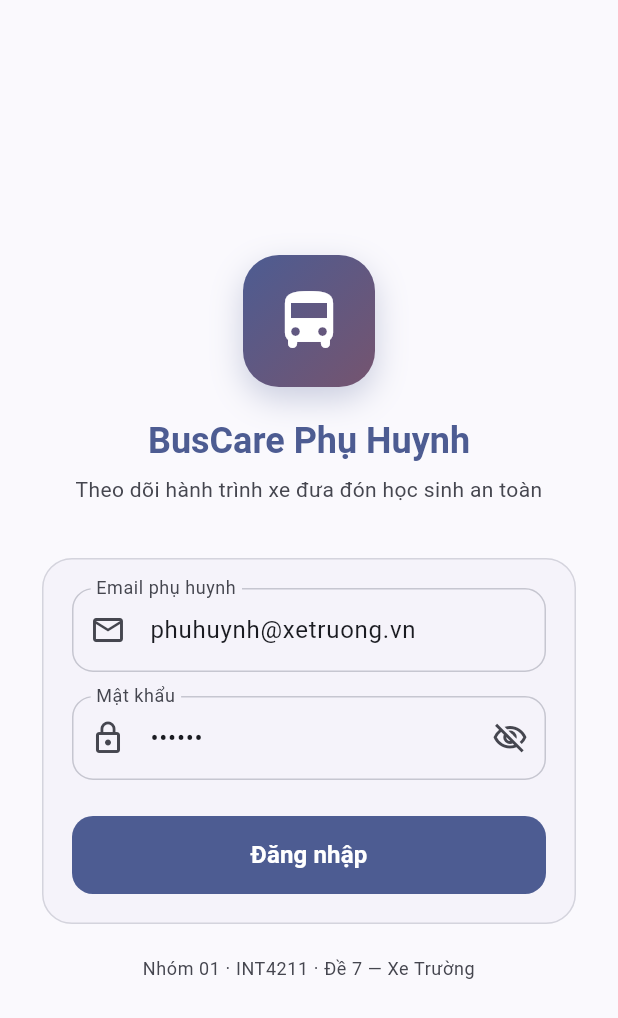
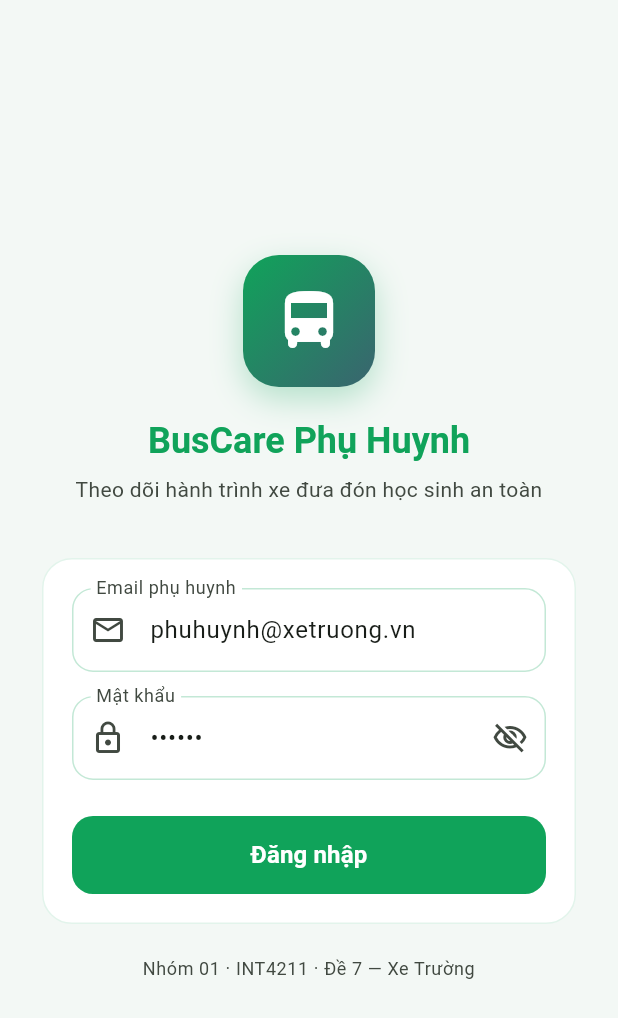
Before and after one commit to Funame2022/Nh-m-4-Dai-Bat-On, a Flutter app: the screen it shows after launch, on a phone screen of 412 x 824 dp. Shown: the top 1018 px of the screen. Run offline on Flutter 3.47's test engine with Material 3 defaults, Android fonts, the phone set to English and light mode, and no system bars; our stand-ins replace fl_chart, flutter_map, flutter_secure_storage, latlong2, shared_preferences.

Commit message:
feat(client): thiet ke theme Xanh ngoc BusCare va chuyen canh muot

```diff
--- a/client-flutter/lib/main.dart
+++ b/client-flutter/lib/main.dart
@@ -1,7 +1,8 @@
 import 'package:flutter/material.dart';
-import 'services/api_service.dart';
 import 'screens/home_screen.dart';
 import 'screens/login_screen.dart';
+import 'services/api_service.dart';
+import 'theme/app_theme.dart';
 
 void main() {
   runApp(const BusCareParentApp());
@@ -53,93 +54,52 @@ class _BusCareParentAppState extends State<BusCareParentApp> {
     await ApiService.saveThemeMode(next == ThemeMode.dark ? 'dark' : 'light');
   }
 
-  ThemeData _buildTheme(Brightness brightness) {
-    final isLight = brightness == Brightness.light;
-    final scheme = ColorScheme.fromSeed(
-      seedColor: const Color(0xFF6976A8),
-      brightness: brightness,
-    ).copyWith(
-      surface: isLight ? const Color(0xFFFAF9FD) : const Color(0xFF171923),
-      surfaceContainerLowest:
-          isLight ? const Color(0xFFFFFEFF) : const Color(0xFF11131B),
-      surfaceContainerLow:
-          isLight ? const Color(0xFFF5F3FA) : const Color(0xFF20222D),
-    );
-
-    return ThemeData(
-      useMaterial3: true,
-      colorScheme: scheme,
-      scaffoldBackgroundColor: scheme.surface,
-      appBarTheme: AppBarTheme(
-        backgroundColor: scheme.surface,
-        foregroundColor: scheme.onSurface,
-        surfaceTintColor: Colors.transparent,
-        elevation: 0,
-        scrolledUnderElevation: 1,
-        centerTitle: false,
-      ),
-      cardTheme: CardThemeData(
-        color: scheme.surfaceContainerLow,
-        elevation: 0,
-        shape: RoundedRectangleBorder(
-          borderRadius: BorderRadius.circular(20),
-          side: BorderSide(
-            color: scheme.outlineVariant.withValues(alpha: 0.7),
-          ),
-        ),
-      ),
-      inputDecorationTheme: InputDecorationTheme(
-        filled: true,
-        fillColor: scheme.surfaceContainerLow,
-        border: OutlineInputBorder(
-          borderRadius: BorderRadius.circular(14),
-          borderSide: BorderSide(color: scheme.outlineVariant),
-        ),
-        enabledBorder: OutlineInputBorder(
-          borderRadius: BorderRadius.circular(14),
-          borderSide: BorderSide(color: scheme.outlineVariant),
-        ),
-        focusedBorder: OutlineInputBorder(
-          borderRadius: BorderRadius.circular(14),
-          borderSide: BorderSide(color: scheme.primary, width: 1.5),
-        ),
-      ),
-      navigationBarTheme: NavigationBarThemeData(
-        backgroundColor: scheme.surfaceContainerLowest,
-        indicatorColor: scheme.primaryContainer,
-      ),
-    );
-  }
-
   @override
   Widget build(BuildContext context) {
     return MaterialApp(
       title: 'BusCare Phụ Huynh — Nhóm 01',
-      theme: _buildTheme(Brightness.light),
-      darkTheme: _buildTheme(Brightness.dark),
+      theme: AppTheme.build(Brightness.light),
+      darkTheme: AppTheme.build(Brightness.dark),
       themeMode: _themeMode,
       debugShowCheckedModeBanner: false,
-      home: _checkingSession
-          ? const Scaffold(
-              body: Center(
+      home: AnimatedSwitcher(
+        duration: const Duration(milliseconds: 400),
+        child: _checkingSession
+            ? Scaffold(
+                key: const ValueKey('splash'),
+                body: Container(
+                  decoration: const BoxDecoration(
+                    gradient: AppTheme.emeraldGradient,
+                  ),
+                  child: const Center(
                     child: Column(
                       mainAxisSize: MainAxisSize.min,
                       children: [
-                    CircularProgressIndicator(),
+                        Icon(Icons.directions_bus_rounded,
+                            size: 64, color: Colors.white),
                         SizedBox(height: 16),
-                    Text('Đang khôi phục phiên đăng nhập...'),
+                        CircularProgressIndicator(color: Colors.white),
+                        SizedBox(height: 14),
+                        Text(
+                          'Đang kết nối BusCare...',
+                          style: TextStyle(color: Colors.white, fontSize: 15),
+                        ),
                       ],
+                    ),
                   ),
                 ),
               )
             : _loggedIn
                 ? HomeScreen(
+                    key: const ValueKey('home'),
                     isDark: _themeMode == ThemeMode.dark,
                     onToggleTheme: _toggleTheme,
                     onLogout: () => setState(() => _loggedIn = false),
                   )
                 : LoginScreen(
+                    key: const ValueKey('login'),
                     onLoginSuccess: () => setState(() => _loggedIn = true),
+                  ),
       ),
     );
   }
--- a/client-flutter/pubspec.yaml
+++ b/client-flutter/pubspec.yaml
@@ -15,6 +15,8 @@ dependencies:
   http: ^1.2.0
   flutter_map: ^7.0.2
   latlong2: ^0.9.1
+  image_picker: ^1.1.2
+  qr_flutter: ^4.1.0
 
 dev_dependencies:
   flutter_test:
```
Also changed, not shown: client-flutter/lib/theme/app_theme.dart (added, +112 -0 lines), client-flutter/pubspec.lock. Lines whose indentation alone changed are shown as unchanged.
